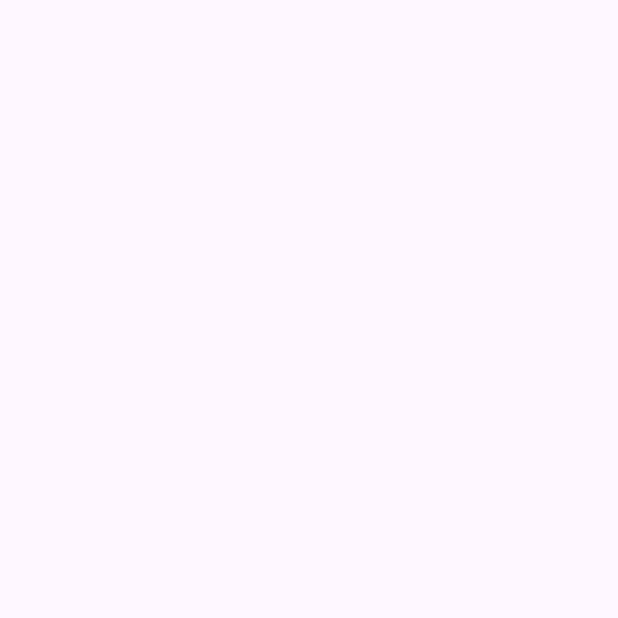
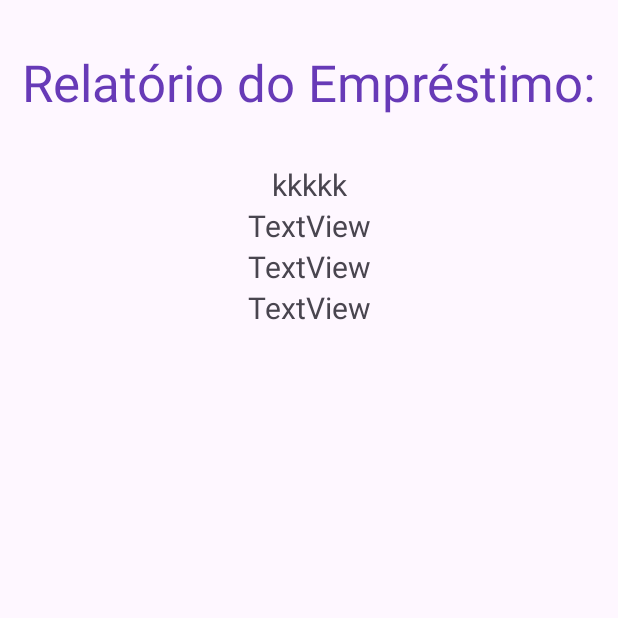
Before and after one commit to Guittsgui/aula04Mobile, an Android app: the LoanResult screen opened directly, with no data from a screen before it, on a phone screen of 412 x 824 dp, the top half of it. Before the commit the part shown is empty. Run offline under Robolectric (Android 15) with nearby library versions, the phone set to English and light mode, and no system bars; 4 statements that could not run were skipped.

Commit message:
intent result criada, loan já passada, dados já comecando a serem preenchidos

```diff
--- a/app/src/main/java/com/example/aula04/Model/LoanResult.java
+++ b/app/src/main/java/com/example/aula04/Model/LoanResult.java
@@ -3,20 +3,31 @@ package com.example.aula04.Model;
 import androidx.appcompat.app.AppCompatActivity;
 
 import android.os.Bundle;
+import android.widget.TextView;
 
 import com.example.aula04.R;
 
 public class LoanResult extends AppCompatActivity {
 
-
+    TextView loanValueField, loanFeeField, loanMonthsField, loanEntryField;
     @Override
     protected void onCreate(Bundle savedInstanceState) {
         super.onCreate(savedInstanceState);
         setContentView(R.layout.activity_loan_result);
 
         binding();
+        Loan mainLoan = (Loan) getIntent().getSerializableExtra("loan");
+
+        loanValueField.setText("Você solicitou um empréstimo de: R$" + mainLoan.getLoanValue() );
+        loanFeeField.setText("Taxa de juros contratada de: " + mainLoan.getLoanFees() + "%");
+        loanMonthsField.setText("Pagamento será realizado em " + mainLoan.getQuantityOfMonths()+ " meses");
+        loanEntryField.setText("Entrada realizada no valor de: R$" + mainLoan.getEntryValue());
     }
 
     private void binding() {
+        loanValueField = findViewById(R.id.loanValueTV);
+        loanFeeField = findViewById(R.id.loanFeeTV);
+        loanMonthsField = findViewById(R.id.monthsQtTV);
+        loanEntryField = findViewById(R.id.entryValueTV);
     }
 }
--- a/app/src/main/res/layout/activity_loan_result.xml
+++ b/app/src/main/res/layout/activity_loan_result.xml
@@ -6,4 +6,57 @@
     android:layout_height="match_parent"
     tools:context=".Model.LoanResult">
 
+    <TextView
+        android:id="@+id/textView3"
+        android:layout_width="wrap_content"
+        android:layout_height="wrap_content"
+        android:layout_marginTop="32dp"
+        android:text="Relatório do Empréstimo:"
+        android:textColor="#673AB7"
+        android:textSize="34sp"
+        app:layout_constraintEnd_toEndOf="parent"
+        app:layout_constraintStart_toStartOf="parent"
+        app:layout_constraintTop_toTopOf="parent" />
+
+    <TextView
+        android:id="@+id/loanValueTV"
+        android:layout_width="wrap_content"
+        android:layout_height="wrap_content"
+        android:layout_marginTop="32dp"
+        android:gravity="center"
+        android:text="kkkkk"
+        android:textSize="20sp"
+        app:layout_constraintEnd_toEndOf="parent"
+        app:layout_constraintStart_toStartOf="parent"
+        app:layout_constraintTop_toBottomOf="@+id/textView3" />
+
+    <TextView
+        android:id="@+id/loanFeeTV"
+        android:layout_width="wrap_content"
+        android:layout_height="wrap_content"
+        android:text="TextView"
+        android:textSize="20sp"
+        app:layout_constraintEnd_toEndOf="parent"
+        app:layout_constraintStart_toStartOf="parent"
+        app:layout_constraintTop_toBottomOf="@+id/loanValueTV" />
+
+    <TextView
+        android:id="@+id/monthsQtTV"
+        android:layout_width="wrap_content"
+        android:layout_height="wrap_content"
+        android:text="TextView"
+        android:textSize="20sp"
+        app:layout_constraintEnd_toEndOf="parent"
+        app:layout_constraintStart_toStartOf="parent"
+        app:layout_constraintTop_toBottomOf="@+id/loanFeeTV" />
+
+    <TextView
+        android:id="@+id/entryValueTV"
+        android:layout_width="wrap_content"
+        android:layout_height="wrap_content"
+        android:text="TextView"
+        android:textSize="20sp"
+        app:layout_constraintEnd_toEndOf="parent"
+        app:layout_constraintStart_toStartOf="parent"
+        app:layout_constraintTop_toBottomOf="@+id/monthsQtTV" />
 </androidx.constraintlayout.widget.ConstraintLayout>
```
